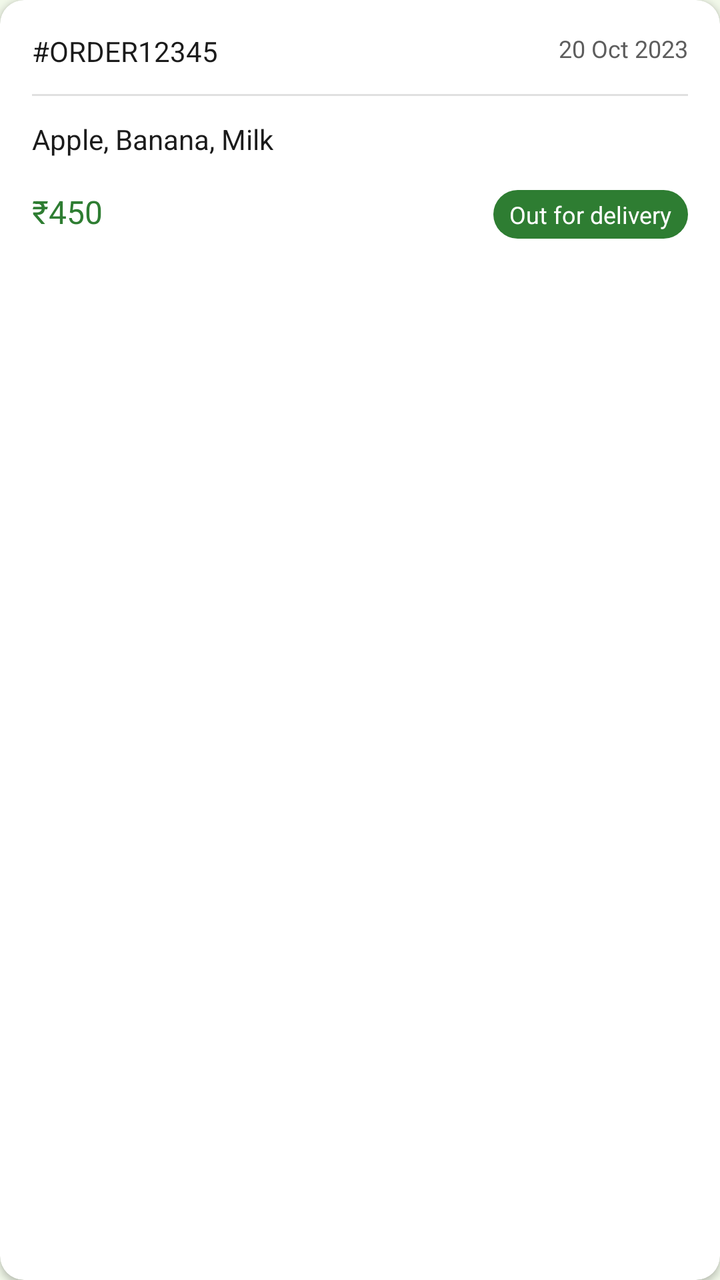
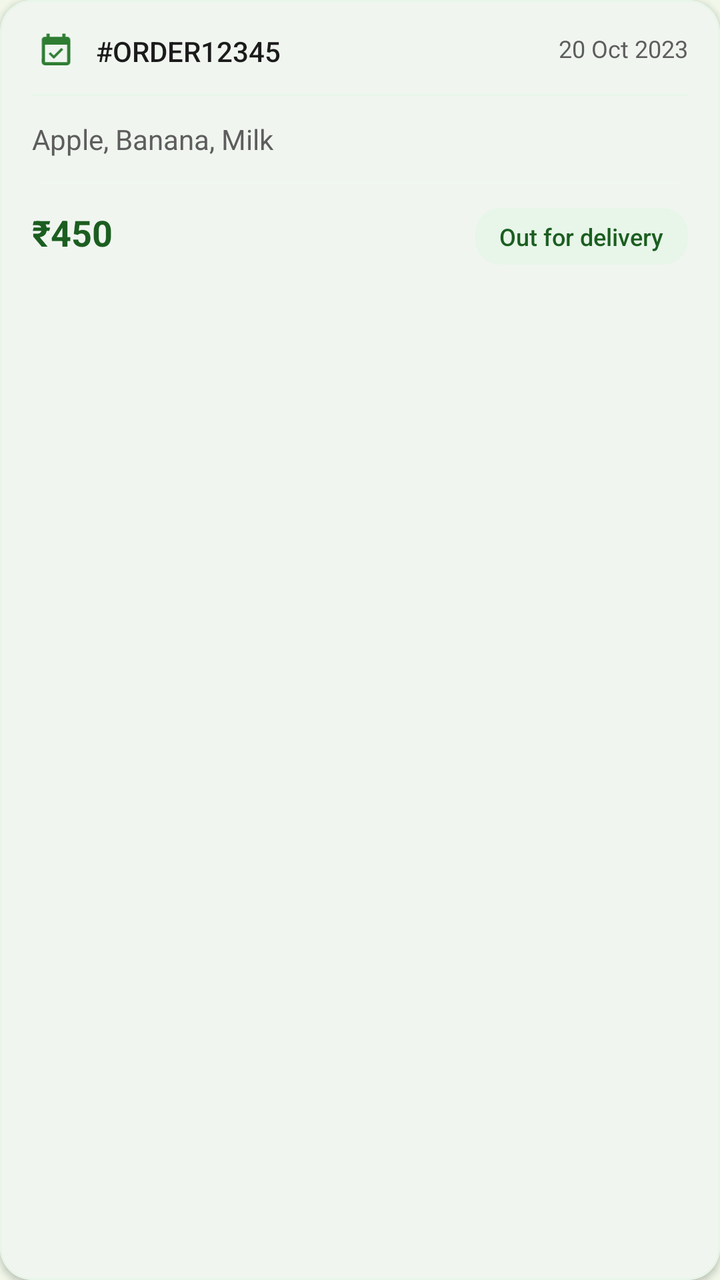

An Android layout rendered at two revisions. The XML below is the earlier revision; the diff shows what the commit changed to produce the second picture.
<!-- AndroidManifest.xml: application theme Theme.EcoGrocer -->
<!-- res/layout/item_order_history.xml -->
<?xml version="1.0" encoding="utf-8"?>
<androidx.cardview.widget.CardView xmlns:android="http://schemas.android.com/apk/res/android"
    xmlns:app="http://schemas.android.com/apk/res-auto"
    android:layout_width="match_parent"
    android:layout_height="wrap_content"
    android:layout_margin="8dp"
    app:cardCornerRadius="12dp"
    app:cardElevation="2dp">

    <LinearLayout
        android:layout_width="match_parent"
        android:layout_height="wrap_content"
        android:orientation="vertical"
        android:padding="16dp">

        <RelativeLayout
            android:layout_width="match_parent"
            android:layout_height="wrap_content">
            <TextView
                android:id="@+id/tv_order_id"
                android:layout_width="wrap_content"
                android:layout_height="wrap_content"
                android:text="#ORDER12345"
                android:textColor="@color/text_primary"
                android:textSize="14sp"
                android:fontFamily="sans-serif-bold" />
            <TextView
                android:id="@+id/tv_order_date"
                android:layout_width="wrap_content"
                android:layout_height="wrap_content"
                android:layout_alignParentEnd="true"
                android:text="20 Oct 2023"
                android:textColor="@color/text_secondary"
                android:textSize="12sp" />
        </RelativeLayout>

        <View
            android:layout_width="match_parent"
            android:layout_height="1dp"
            android:layout_marginVertical="12dp"
            android:background="@color/divider" />

        <TextView
            android:id="@+id/tv_order_items"
            android:layout_width="wrap_content"
            android:layout_height="wrap_content"
            android:text="Apple, Banana, Milk"
            android:textColor="@color/text_primary"
            android:textSize="14sp"
            android:maxLines="2"
            android:ellipsize="end" />

        <RelativeLayout
            android:layout_width="match_parent"
            android:layout_height="wrap_content"
            android:layout_marginTop="16dp">
            <TextView
                android:id="@+id/tv_order_amount"
                android:layout_width="wrap_content"
                android:layout_height="wrap_content"
                android:text="₹450"
                android:textColor="@color/green_primary"
                android:textSize="16sp"
                android:fontFamily="sans-serif-bold" />
            <TextView
                android:id="@+id/tv_order_status"
                android:layout_width="wrap_content"
                android:layout_height="wrap_content"
                android:layout_alignParentEnd="true"
                android:text="Out for delivery"
                android:textColor="@color/white"
                android:textSize="12sp"
                android:paddingHorizontal="8dp"
                android:paddingVertical="4dp"
                android:background="@drawable/bg_chip_selected" />
        </RelativeLayout>

    </LinearLayout>
</androidx.cardview.widget.CardView>
<!-- resources referenced by this layout -->
<resources>
  <color name="divider">#E0E0E0</color>
  <color name="green_primary">#2E7D32</color>
  <color name="text_primary">#1B1B1B</color>
  <color name="text_secondary">#5D5D5D</color>
  <color name="white">#FFFFFFFF</color>
  <!-- drawable bg_chip_selected (drawable) -->
  <?xml version="1.0" encoding="utf-8"?>
  <shape xmlns:android="http://schemas.android.com/apk/res/android"
      android:shape="rectangle">
      <solid android:color="@color/green_primary" />
      <corners android:radius="@dimen/corner_pill" />
  </shape>
  <style name="Theme.EcoGrocer" parent="Base.Theme.EcoGrocer" />
  <dimen name="corner_pill">50dp</dimen>
  <style name="Base.Theme.EcoGrocer" parent="Theme.Material3.DayNight.NoActionBar">
          <item name="colorPrimary">@color/green_primary</item>
          <item name="colorPrimaryDark">@color/green_primary_dark</item>
          <item name="colorAccent">@color/green_accent</item>
          <item name="colorOnPrimary">@color/green_on_primary</item>
          <item name="colorSecondary">@color/green_accent</item>
          <item name="colorOnSecondary">@color/white</item>
          <item name="colorSurface">@color/background_white</item>
          <item name="colorOnSurface">@color/text_primary</item>
          <item name="android:colorBackground">@color/background_primary</item>
          <item name="android:statusBarColor">@color/green_primary</item>
          <item name="android:windowBackground">@color/background_primary</item>
      </style>
  <color name="green_primary_dark">#1B5E20</color>
  <color name="green_accent">#66BB6A</color>
  <color name="green_on_primary">#FFFFFF</color>
  <color name="background_white">#FFFFFF</color>
  <color name="background_primary">#F1F8E9</color>
</resources>

<!-- the commit's change to res/layout/item_order_history.xml (unified diff, before → after) -->
@@ -1,79 +1,117 @@
 <?xml version="1.0" encoding="utf-8"?>
-<androidx.cardview.widget.CardView xmlns:android="http://schemas.android.com/apk/res/android"
+<com.google.android.material.card.MaterialCardView xmlns:android="http://schemas.android.com/apk/res/android"
     xmlns:app="http://schemas.android.com/apk/res-auto"
     android:layout_width="match_parent"
     android:layout_height="wrap_content"
-    android:layout_margin="8dp"
-    app:cardCornerRadius="12dp"
-    app:cardElevation="2dp">
+    android:layout_marginHorizontal="8dp"
+    android:layout_marginVertical="8dp"
+    app:cardCornerRadius="16dp"
+    app:cardElevation="2dp"
+    app:strokeWidth="1dp"
+    app:strokeColor="@color/green_surface"
+    app:cardBackgroundColor="@color/background_card">
 
-    <LinearLayout
+    <RelativeLayout
         android:layout_width="match_parent"
         android:layout_height="wrap_content"
-        android:orientation="vertical"
-        android:padding="16dp">
+        android:padding="16dp"
+        android:background="?attr/selectableItemBackground">
 
-        <RelativeLayout
-            android:layout_width="match_parent"
-            android:layout_height="wrap_content">
-            <TextView
-                android:id="@+id/tv_order_id"
-                android:layout_width="wrap_content"
-                android:layout_height="wrap_content"
-                android:text="#ORDER12345"
-                android:textColor="@color/text_primary"
-                android:textSize="14sp"
-                android:fontFamily="sans-serif-bold" />
-            <TextView
-                android:id="@+id/tv_order_date"
-                android:layout_width="wrap_content"
-                android:layout_height="wrap_content"
-                android:layout_alignParentEnd="true"
-                android:text="20 Oct 2023"
-                android:textColor="@color/text_secondary"
-                android:textSize="12sp" />
-        </RelativeLayout>
+        <ImageView
+            android:id="@+id/iv_order_icon"
+            android:layout_width="24dp"
+            android:layout_height="24dp"
+            android:layout_alignParentStart="true"
+            android:layout_alignTop="@id/tv_order_id"
+            android:layout_alignBottom="@id/tv_order_id"
+            android:src="@drawable/ic_order_history"
+            app:tint="@color/green_primary" 
+            android:layout_marginEnd="8dp"/>
+
+        <TextView
+            android:id="@+id/tv_order_id"
+            android:layout_width="wrap_content"
+            android:layout_height="wrap_content"
+            android:layout_toEndOf="@id/iv_order_icon"
+            android:text="#ORDER12345"
+            android:textColor="@color/text_primary"
+            android:textSize="14sp"
+            android:fontFamily="sans-serif-medium" />
+
+        <TextView
+            android:id="@+id/tv_order_date"
+            android:layout_width="wrap_content"
+            android:layout_height="wrap_content"
+            android:layout_alignParentEnd="true"
+            android:layout_alignTop="@id/tv_order_id"
+            android:text="20 Oct 2023"
+            android:textColor="@color/text_secondary"
+            android:textSize="12sp" />
 
         <View
+            android:id="@+id/divider1"
             android:layout_width="match_parent"
             android:layout_height="1dp"
-            android:layout_marginVertical="12dp"
-            android:background="@color/divider" />
+            android:layout_below="@id/tv_order_id"
+            android:layout_marginTop="12dp"
+            android:layout_marginBottom="12dp"
+            android:background="@color/green_surface" />
 
         <TextView
             android:id="@+id/tv_order_items"
+            android:layout_width="match_parent"
+            android:layout_height="wrap_content"
+            android:layout_below="@id/divider1"
+            android:text="Apple, Banana, Milk"
+            android:textColor="@color/text_secondary"
+            android:textSize="14sp"
+            android:lineSpacingExtra="4dp"
+            android:maxLines="2"
+            android:ellipsize="end" />
+            
+        <View
+            android:id="@+id/divider2"
+            android:layout_width="match_parent"
+            android:layout_height="1dp"
+            android:layout_below="@id/tv_order_items"
+            android:layout_marginTop="12dp"
+            android:layout_marginBottom="12dp"
+            android:background="#1A000000"
+            android:layerType="hardware"
+            android:alpha="0.3"
+            app:layout_constraintLeft_toLeftOf="parent"
+            app:layout_constraintRight_toRightOf="parent"
+            android:layout_marginHorizontal="4dp"
+            android:backgroundTint="#F1F8E9"/>
+
+        <TextView
+            android:id="@+id/tv_order_amount"
             android:layout_width="wrap_content"
             android:layout_height="wrap_content"
-            android:text="Apple, Banana, Milk"
-            android:textColor="@color/text_primary"
-            android:textSize="14sp"
-            android:maxLines="2"
-            android:ellipsize="end" />
+            android:layout_below="@id/divider2"
+            android:layout_alignParentStart="true"
+            android:layout_centerVertical="true"
+            android:text="₹450"
+            android:textColor="@color/green_primary_dark"
+            android:textSize="18sp"
+            android:textStyle="bold"
+            android:fontFamily="sans-serif" />
 
-        <RelativeLayout
-            android:layout_width="match_parent"
+        <TextView
+            android:id="@+id/tv_order_status"
+            android:layout_width="wrap_content"
             android:layout_height="wrap_content"
-            android:layout_marginTop="16dp">
-            <TextView
-                android:id="@+id/tv_order_amount"
-                android:layout_width="wrap_content"
-                android:layout_height="wrap_content"
-                android:text="₹450"
-                android:textColor="@color/green_primary"
-                android:textSize="16sp"
-                android:fontFamily="sans-serif-bold" />
-            <TextView
-                android:id="@+id/tv_order_status"
-                android:layout_width="wrap_content"
-                android:layout_height="wrap_content"
-                android:layout_alignParentEnd="true"
-                android:text="Out for delivery"
-                android:textColor="@color/white"
-                android:textSize="12sp"
-                android:paddingHorizontal="8dp"
-                android:paddingVertical="4dp"
-                android:background="@drawable/bg_chip_selected" />
-        </RelativeLayout>
+            android:layout_below="@id/divider2"
+            android:layout_alignParentEnd="true"
+            android:layout_centerVertical="true"
+            android:text="Out for delivery"
+            android:textColor="@color/green_primary_dark"
+            android:textSize="12sp"
+            android:fontFamily="sans-serif-medium"
+            android:paddingHorizontal="12dp"
+            android:paddingVertical="6dp"
+            android:background="@drawable/bg_order_item"
+            android:backgroundTint="@color/green_surface" />
 
-    </LinearLayout>
-</androidx.cardview.widget.CardView>
+    </RelativeLayout>
+</com.google.android.material.card.MaterialCardView>
<!-- resource entries referenced after the edit -->
@@ -1,19 +1,33 @@
 <!-- resources referenced by this layout -->
 <resources>
-  <color name="divider">#E0E0E0</color>
+  <color name="background_card">#FFFFFF</color>
   <color name="green_primary">#2E7D32</color>
   <color name="text_primary">#1B1B1B</color>
   <color name="text_secondary">#5D5D5D</color>
-  <color name="white">#FFFFFFFF</color>
-  <!-- drawable bg_chip_selected (drawable) -->
+  <!-- drawable bg_order_item (drawable) -->
   <?xml version="1.0" encoding="utf-8"?>
   <shape xmlns:android="http://schemas.android.com/apk/res/android"
       android:shape="rectangle">
-      <solid android:color="@color/green_primary" />
-      <corners android:radius="@dimen/corner_pill" />
+      <solid android:color="#FFFFFF" />
+      <corners android:radius="12dp" />
+      <stroke 
+          android:width="1dp" 
+          android:color="#E0E0E0" />
   </shape>
+  <!-- drawable ic_order_history (drawable) -->
+  <?xml version="1.0" encoding="utf-8"?>
+  <vector xmlns:android="http://schemas.android.com/apk/res/android"
+      android:width="24dp"
+      android:height="24dp"
+      android:viewportWidth="24"
+      android:viewportHeight="24"
+      android:tint="?attr/colorControlNormal">
+      <path
+          android:fillColor="@android:color/white"
+          android:pathData="M16.53,11.06L15.47,10l-4.88,4.88 -2.12,-2.12 -1.06,1.06L10.59,17l5.94,-5.94zM19,3h-1V1h-2v2H8V1H6v2H5c-1.11,0 -1.99,0.9 -1.99,2L3,19c0,1.1 0.89,2 2,2h14c1.1,0 2,-0.9 2,-2V5c0,-1.1 -0.9,-2 -2,-2zm0,16H5V8h14v11z"/>
+  </vector>
+  <color name="white">#FFFFFFFF</color>
   <style name="Theme.EcoGrocer" parent="Base.Theme.EcoGrocer" />
-  <dimen name="corner_pill">50dp</dimen>
   <style name="Base.Theme.EcoGrocer" parent="Theme.Material3.DayNight.NoActionBar">
           <item name="colorPrimary">@color/green_primary</item>
           <item name="colorPrimaryDark">@color/green_primary_dark</item>
@@ -28,6 +42,7 @@
           <item name="android:windowBackground">@color/background_primary</item>
       </style>
   <color name="green_primary_dark">#1B5E20</color>
+  <color name="green_surface">#E8F5E9</color>
   <color name="green_accent">#66BB6A</color>
   <color name="green_on_primary">#FFFFFF</color>
   <color name="background_white">#FFFFFF</color>
